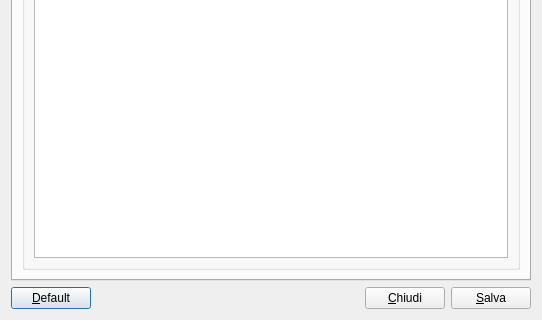
Old version of the form moduleAnagrafica/optionsanagraficadialog.ui in the repository kvsd/Gestionale; both pictures show x 0 to 542 and y 219 to 539 of the 542 by 539 pixel window.
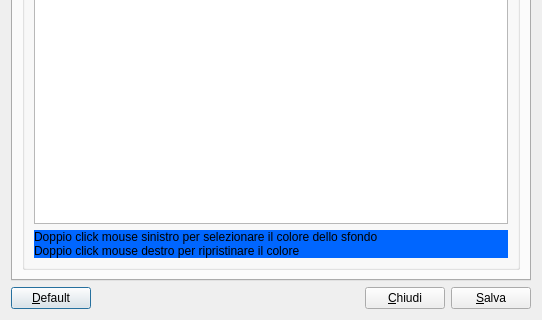
New version of the form.

What changed in the file:
```diff
--- a/moduleAnagrafica/optionsanagraficadialog.ui
+++ b/moduleAnagrafica/optionsanagraficadialog.ui
@@ -33,6 +33,17 @@
           <item>
            <widget class="QListWidget" name="lw_column_anagrafica"/>
           </item>
+          <item>
+           <widget class="QLabel" name="label">
+            <property name="styleSheet">
+             <string notr="true">background-color: rgb(0, 102, 255);</string>
+            </property>
+            <property name="text">
+             <string>Doppio click mouse sinistro per selezionare il colore dello sfondo
+Doppio click mouse destro per ripristinare il colore</string>
+            </property>
+           </widget>
+          </item>
          </layout>
         </widget>
        </item>
```
